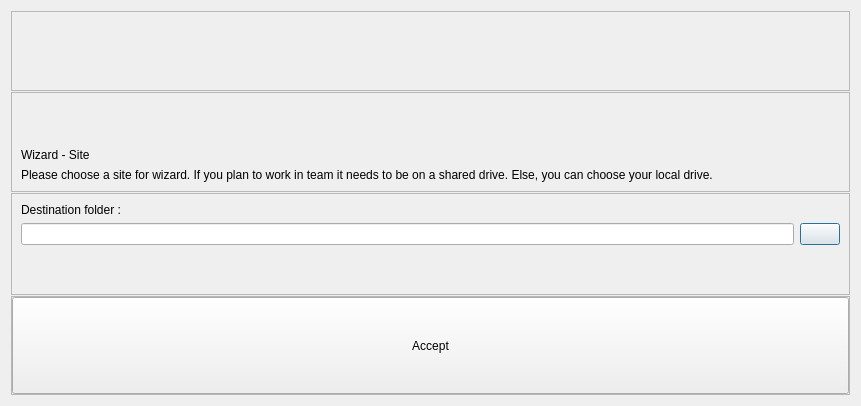
Wizard-collab/Wizard, file App/work/ui_files/site_selection_dialog.ui: the form before one commit.
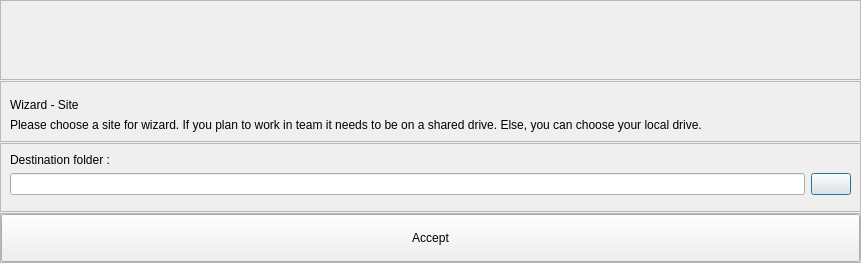
The form after the commit.

Commit message:
Fix 'site_selection_dialog' layout
- Destination folder misplaced
- Remove margins on main layout

```diff
--- a/App/work/ui_files/site_selection_dialog.ui
+++ b/App/work/ui_files/site_selection_dialog.ui
@@ -7,13 +7,25 @@
     <x>0</x>
     <y>0</y>
     <width>861</width>
-    <height>406</height>
+    <height>263</height>
    </rect>
   </property>
   <property name="windowTitle">
    <string>Dialog</string>
   </property>
   <layout class="QHBoxLayout" name="horizontalLayout_4">
+   <property name="leftMargin">
+    <number>0</number>
+   </property>
+   <property name="topMargin">
+    <number>0</number>
+   </property>
+   <property name="rightMargin">
+    <number>0</number>
+   </property>
+   <property name="bottomMargin">
+    <number>0</number>
+   </property>
    <item>
     <layout class="QVBoxLayout" name="verticalLayout">
      <property name="spacing">
```
The commit also changes 1 other file.
